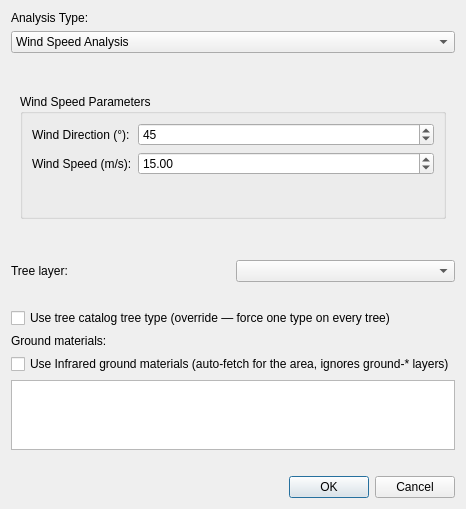
Qt form infrared_city_gis/infrared_city_run_simulation_dialog.ui (Infrared-city/qgis-plugin) before a commit.
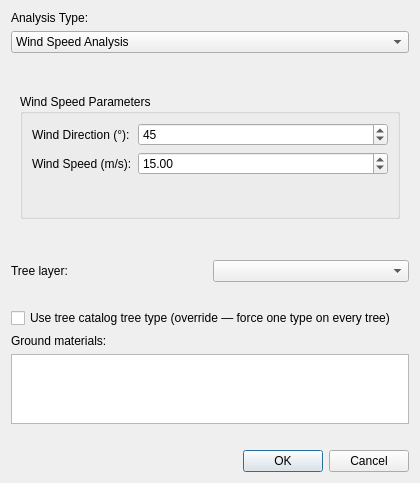
The same form after that commit.

Commit message: Release 1.2.0 → prod: off the utilities service, QGIS 4 code support, ground-material edge fixes (#64)

```diff
--- a/infrared_city_gis/infrared_city_run_simulation_dialog.ui
+++ b/infrared_city_gis/infrared_city_run_simulation_dialog.ui
@@ -499,13 +499,6 @@
      </property>
     </widget>
    </item>
-   <item>
-    <widget class="QCheckBox" name="use_infrared_ground_checkbox">
-     <property name="text">
-      <string>Use Infrared ground materials (auto-fetch for the area, ignores ground-* layers)</string>
-     </property>
-    </widget>
-   </item>
    <item>
     <widget class="QListWidget" name="ground_materials_list">
      <property name="toolTip">
```
The commit also changes 105 other files.
